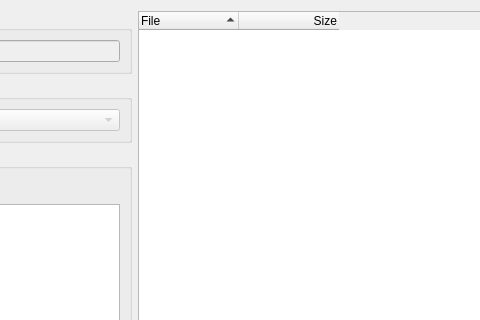
This is src/newbittorrentdialog.ui in karoyqiu/qaria as Qt 5 draws it before an edit; both pictures show x 159 to 639 and y 0 to 320 of the 900 by 500 pixel window. The edited form follows.
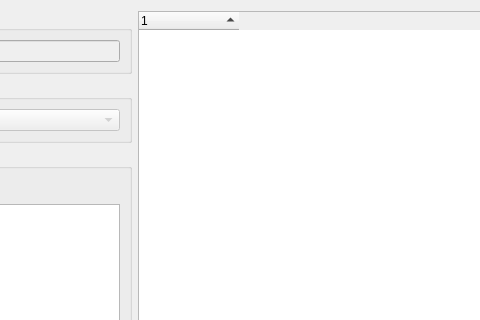
This is the edited form. Custom widgets are drawn as their Qt base class.

```diff
--- a/src/newbittorrentdialog.ui
+++ b/src/newbittorrentdialog.ui
@@ -125,19 +125,6 @@
        <attribute name="headerStretchLastSection">
         <bool>false</bool>
        </attribute>
-       <column>
-        <property name="text">
-         <string>File</string>
-        </property>
-       </column>
-       <column>
-        <property name="text">
-         <string>Size</string>
-        </property>
-        <property name="textAlignment">
-         <set>AlignTrailing|AlignVCenter</set>
-        </property>
-       </column>
       </widget>
      </item>
     </layout>
@@ -154,6 +141,13 @@
    </item>
   </layout>
  </widget>
+ <customwidgets>
+  <customwidget>
+   <class>FileTreeWidget</class>
+   <extends>QTreeWidget</extends>
+   <header>filetreewidget.h</header>
+  </customwidget>
+ </customwidgets>
  <tabstops>
   <tabstop>treeFiles</tabstop>
   <tabstop>editDir</tabstop>
```
Left out of the diff: 2 changed lines with no effect on the pictures.
